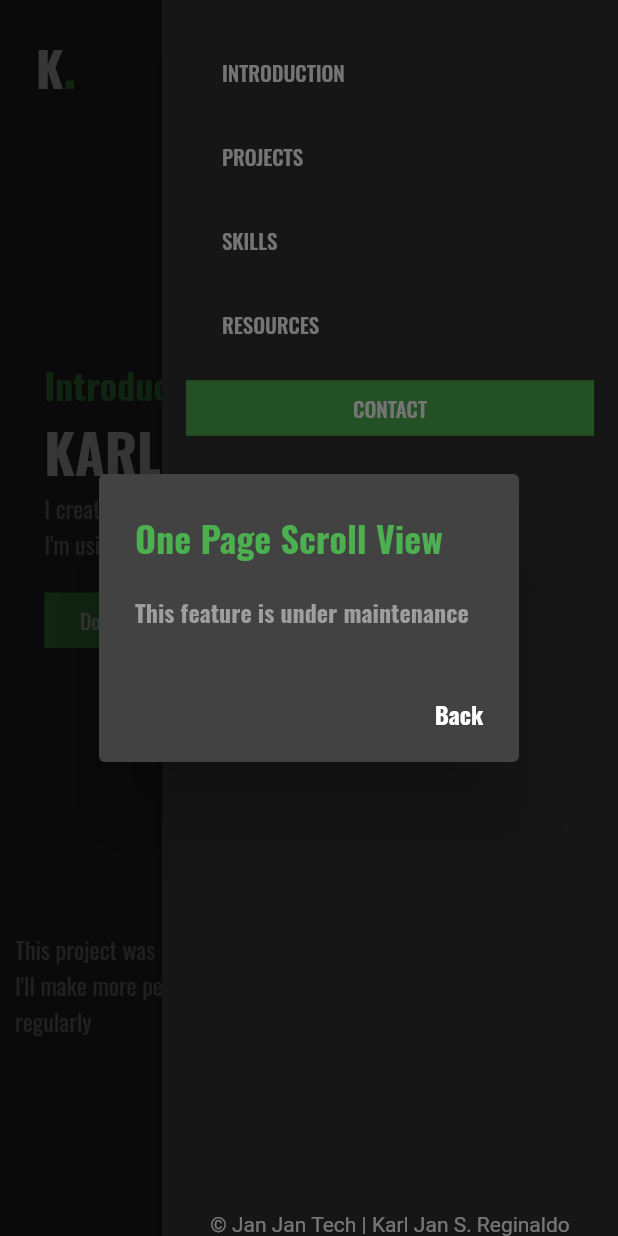
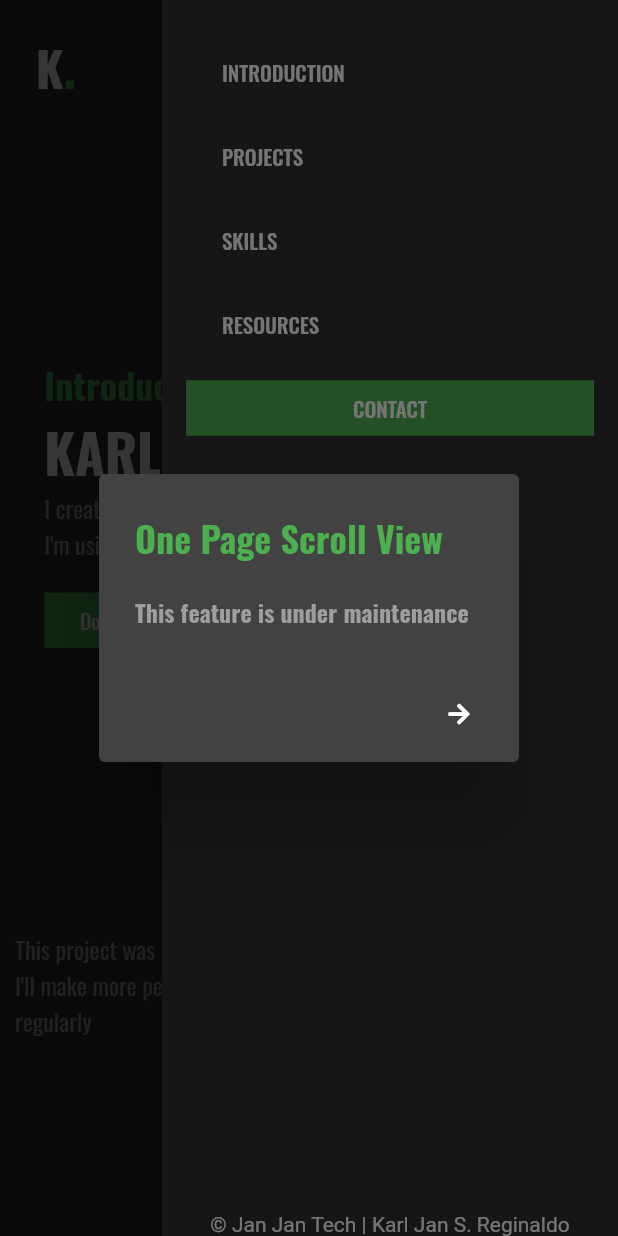
Before and after one commit to karlreginaldo/portfolio, a Flutter app: the screen it shows after launch, in the side drawer, after a tap on "INTRODUCTION", on a phone screen of 412 x 824 dp. Run offline on Flutter 3.47's test engine with Material 2 defaults, Android fonts, the phone set to English and light mode, and no system bars; drawn by our look-alikes of carousel_slider; our stand-ins replace font_awesome_flutter, google_fonts, responsive_builder.

Commit message:
fix(mobile|model):add click hover | modify back button to Icon

```diff
--- a/lib/mobile/mobile_header.dart
+++ b/lib/mobile/mobile_header.dart
@@ -19,6 +19,7 @@ class MobileHeader extends StatelessWidget {
         children: [
           Logo(),
           MouseRegion(
+            cursor: SystemMouseCursors.click,
             child: GestureDetector(
               onTap: () => scaffoldKey.currentState.openEndDrawer(),
               child: FaIcon(FontAwesomeIcons.bars),
--- a/lib/model/header.dart
+++ b/lib/model/header.dart
@@ -1,4 +1,5 @@
 import 'package:flutter/material.dart';
+import 'package:font_awesome_flutter/font_awesome_flutter.dart';
 import 'package:meta/meta.dart';
 import 'package:portfolio/components/custom_rich_text.dart';
 import 'package:portfolio/model/project.dart';
@@ -55,9 +56,10 @@ Future<void> _showMyDialog(BuildContext context) async {
         ),
         actions: <Widget>[
           TextButton(
-            child: CustomRichText(
-              fontSize: 16,
-              title: 'Back',
+            child: FaIcon(
+              FontAwesomeIcons.arrowRight,
+              color: Colors.white,
+              size: 16,
             ),
             onPressed: () {
               Navigator.of(context).pop();
```
